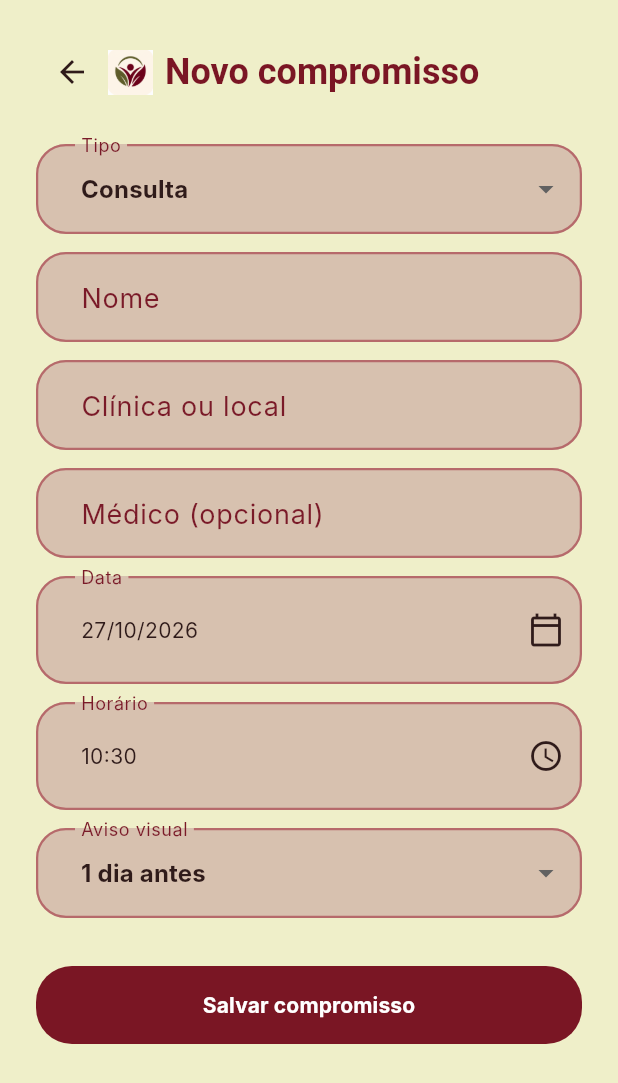
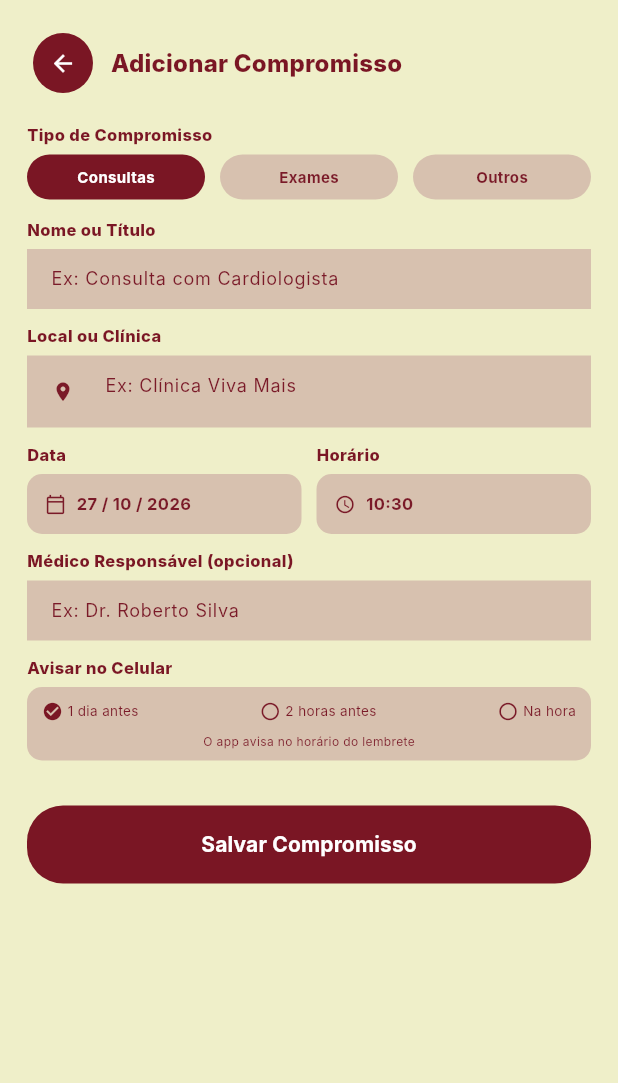
Before and after one commit to vinicius-pascoal/kuideapp, a Flutter app: the AddAppointmentScreen screen opened by its route, on a phone screen of 412 x 824 dp. Shown: the top 1083 px of the screen. Run offline on Flutter 3.47's test engine with Material 3 defaults, Android fonts, the phone set to English and light mode, and no system bars; our stand-ins replace flutter_riverpod, go_router; Roboto replaces fonts that are missing (Inter, Source Serif Pro).

Commit message:
add compromisso

```diff
--- a/lib/features/appointments/domain/appointment.dart
+++ b/lib/features/appointments/domain/appointment.dart
@@ -1,7 +1,11 @@
-enum AppointmentType { consultation, exam }
+enum AppointmentType { consultation, exam, other }
 
 extension AppointmentTypeLabel on AppointmentType {
-  String get label => this == AppointmentType.consultation ? 'Consulta' : 'Exame';
+  String get label => switch (this) {
+    AppointmentType.consultation => 'Consulta',
+    AppointmentType.exam => 'Exame',
+    AppointmentType.other => 'Outro',
+  };
 }
 
 class Appointment {
--- a/lib/features/appointments/presentation/add_appointment_screen.dart
+++ b/lib/features/appointments/presentation/add_appointment_screen.dart
@@ -1,26 +1,150 @@
 import 'package:flutter/material.dart';
 import 'package:flutter_riverpod/flutter_riverpod.dart';
 import 'package:go_router/go_router.dart';
+
+import '../../../app/theme/app_colors.dart';
 import '../../../app/theme/app_spacing.dart';
 import '../../../shared/widgets/app_buttons.dart';
-import '../../../shared/widgets/app_fields.dart';
-import '../../../shared/widgets/app_header.dart';
 import '../domain/appointment.dart';
 import 'appointment_provider.dart';
 
-class AddAppointmentScreen extends ConsumerStatefulWidget { const AddAppointmentScreen({super.key}); @override ConsumerState<AddAppointmentScreen> createState() => _AddAppointmentScreenState(); }
+class AddAppointmentScreen extends ConsumerStatefulWidget {
+  const AddAppointmentScreen({super.key});
+  @override
+  ConsumerState<AddAppointmentScreen> createState() => _AddAppointmentScreenState();
+}
+
 class _AddAppointmentScreenState extends ConsumerState<AddAppointmentScreen> {
-  final _formKey = GlobalKey<FormState>(); final _title = TextEditingController(); final _clinic = TextEditingController(); final _doctor = TextEditingController(); var _type = AppointmentType.consultation; var _date = DateTime.now(); var _time = TimeOfDay.now(); var _reminder = '1 dia antes';
-  @override void dispose() { _title.dispose(); _clinic.dispose(); _doctor.dispose(); super.dispose(); }
-  Future<void> _save() async { if (!_formKey.currentState!.validate()) return; ref.read(appointmentsProvider.notifier).add(Appointment(id: DateTime.now().microsecondsSinceEpoch.toString(), type: _type, title: _title.text.trim(), clinic: _clinic.text.trim(), doctor: _doctor.text.trim().isEmpty ? null : _doctor.text.trim(), reminder: _reminder, dateTime: DateTime(_date.year, _date.month, _date.day, _time.hour, _time.minute))); context.pop(); }
-  @override Widget build(BuildContext context) => Scaffold(body: SafeArea(child: Form(key: _formKey, child: ListView(padding: const EdgeInsets.all(AppSpacing.lg), children: [
-    AppHeader(title: 'Novo compromisso', onBack: () => context.pop()), const SizedBox(height: AppSpacing.lg),
-    AppDropdown<AppointmentType>(label: 'Tipo', value: _type, onChanged: (value) => setState(() => _type = value ?? _type), items: AppointmentType.values.map((type) => DropdownMenuItem(value: type, child: Text(type.label))).toList()), const SizedBox(height: AppSpacing.sm),
-    AppTextField(label: 'Nome', controller: _title, validator: _required('Informe o compromisso.')), const SizedBox(height: AppSpacing.sm), AppTextField(label: 'Clínica ou local', controller: _clinic, validator: _required('Informe o local.')), const SizedBox(height: AppSpacing.sm), AppTextField(label: 'Médico (opcional)', controller: _doctor), const SizedBox(height: AppSpacing.sm),
-    AppDateField(label: 'Data', value: '${_date.day.toString().padLeft(2, '0')}/${_date.month.toString().padLeft(2, '0')}/${_date.year}', onTap: _pickDate), const SizedBox(height: AppSpacing.sm), AppTimeField(label: 'Horário', value: _time.format(context), onTap: _pickTime), const SizedBox(height: AppSpacing.sm),
-    AppDropdown<String>(label: 'Aviso visual', value: _reminder, onChanged: (value) => setState(() => _reminder = value ?? _reminder), items: const [DropdownMenuItem(value: '1 dia antes', child: Text('1 dia antes')), DropdownMenuItem(value: '2 horas antes', child: Text('2 horas antes')), DropdownMenuItem(value: 'Sem aviso', child: Text('Sem aviso'))]), const SizedBox(height: AppSpacing.xl), PrimaryButton(label: 'Salvar compromisso', onPressed: _save),
-  ]))));
+  final _formKey = GlobalKey<FormState>();
+  final _title = TextEditingController();
+  final _clinic = TextEditingController();
+  final _doctor = TextEditingController();
+  var _type = AppointmentType.consultation;
+  var _date = DateTime.now();
+  var _time = TimeOfDay.now();
+  var _reminder = '1 dia antes';
+
+  @override
+  void dispose() { _title.dispose(); _clinic.dispose(); _doctor.dispose(); super.dispose(); }
+
+  Future<void> _save() async {
+    if (!_formKey.currentState!.validate()) return;
+    ref.read(appointmentsProvider.notifier).add(Appointment(
+      id: DateTime.now().microsecondsSinceEpoch.toString(), type: _type, title: _title.text.trim(), clinic: _clinic.text.trim(),
+      doctor: _doctor.text.trim().isEmpty ? null : _doctor.text.trim(), reminder: _reminder,
+      dateTime: DateTime(_date.year, _date.month, _date.day, _time.hour, _time.minute),
+    ));
+    context.pop();
+  }
+
+  @override
+  Widget build(BuildContext context) => Scaffold(
+    body: SafeArea(
+      child: Form(
+        key: _formKey,
+        child: ListView(
+          padding: const EdgeInsets.fromLTRB(18, 18, 18, AppSpacing.lg),
+          children: [
+            Row(children: [IconButton.filled(onPressed: () => context.pop(), style: IconButton.styleFrom(backgroundColor: AppColors.wine, foregroundColor: AppColors.white), icon: const Icon(Icons.arrow_back, size: 18)), const SizedBox(width: 8), Text('Adicionar Compromisso', style: Theme.of(context).textTheme.titleMedium?.copyWith(color: AppColors.wine, fontWeight: FontWeight.w800))]),
+            const SizedBox(height: 16),
+            const _AppointmentLabel('Tipo de Compromisso'),
+            Row(children: [
+              _TypeChip(label: 'Consultas', selected: _type == AppointmentType.consultation, onTap: () => setState(() => _type = AppointmentType.consultation)),
+              const SizedBox(width: 10),
+              _TypeChip(label: 'Exames', selected: _type == AppointmentType.exam, onTap: () => setState(() => _type = AppointmentType.exam)),
+              const SizedBox(width: 10),
+              _TypeChip(label: 'Outros', selected: _type == AppointmentType.other, onTap: () => setState(() => _type = AppointmentType.other)),
+            ]),
+            const SizedBox(height: 12),
+            const _AppointmentLabel('Nome ou Título'),
+            _AppointmentTextField(controller: _title, hint: 'Ex: Consulta com Cardiologista', validator: _required('Informe o compromisso.')),
+            const SizedBox(height: 10),
+            const _AppointmentLabel('Local ou Clínica'),
+            _AppointmentTextField(controller: _clinic, hint: 'Ex: Clínica Viva Mais', icon: Icons.location_on, validator: _required('Informe o local.')),
+            const SizedBox(height: 10),
+            Row(children: [
+              Expanded(child: Column(crossAxisAlignment: CrossAxisAlignment.start, children: [const _AppointmentLabel('Data'), _DateTimeBox(value: _dateText, icon: Icons.calendar_today_outlined, onTap: _pickDate)])),
+              const SizedBox(width: 10),
+              Expanded(child: Column(crossAxisAlignment: CrossAxisAlignment.start, children: [const _AppointmentLabel('Horário'), _DateTimeBox(value: _time.format(context), icon: Icons.access_time_outlined, onTap: _pickTime)])),
+            ]),
+            const SizedBox(height: 10),
+            const _AppointmentLabel('Médico Responsável (opcional)'),
+            _AppointmentTextField(controller: _doctor, hint: 'Ex: Dr. Roberto Silva'),
+            const SizedBox(height: 10),
+            const _AppointmentLabel('Avisar no Celular'),
+            _ReminderChoices(value: _reminder, onChanged: (value) => setState(() => _reminder = value)),
+            const SizedBox(height: 30),
+            PrimaryButton(label: 'Salvar Compromisso', onPressed: _save),
+          ],
+        ),
+      ),
+    ),
+  );
+
+  String get _dateText => '${_date.day.toString().padLeft(2, '0')} / ${_date.month.toString().padLeft(2, '0')} / ${_date.year}';
   String? Function(String?) _required(String message) => (value) => value == null || value.trim().isEmpty ? message : null;
-  Future<void> _pickDate() async { final value = await showDatePicker(context: context, firstDate: DateTime.now().subtract(const Duration(days: 1)), lastDate: DateTime.now().add(const Duration(days: 365)), initialDate: _date); if (value != null) setState(() => _date = value); }
-  Future<void> _pickTime() async { final value = await showTimePicker(context: context, initialTime: _time); if (value != null) setState(() => _time = value); }
+  Future<void> _pickDate() async { final value = await showDatePicker(context: context, firstDate: DateTime.now().subtract(const Duration(days: 1)), lastDate: DateTime.now().add(const Duration(days: 365)), initialDate: _date); if (value != null && mounted) setState(() => _date = value); }
+  Future<void> _pickTime() async { final value = await showTimePicker(context: context, initialTime: _time); if (value != null && mounted) setState(() => _time = value); }
 }
+
+class _AppointmentLabel extends StatelessWidget { const _AppointmentLabel(this.text); final String text; @override Widget build(BuildContext context) => Padding(padding: const EdgeInsets.only(bottom: 5), child: Text(text, style: const TextStyle(color: AppColors.wine, fontSize: 11, fontWeight: FontWeight.w800))); }
+
+class _TypeChip extends StatelessWidget {
+  const _TypeChip({required this.label, required this.selected, required this.onTap}); final String label; final bool selected; final VoidCallback onTap;
+  @override
+  Widget build(BuildContext context) => Expanded(
+    child: Material(
+      color: selected ? AppColors.wine : AppColors.formField,
+      borderRadius: BorderRadius.circular(18),
+      child: InkWell(
+        onTap: onTap,
+        borderRadius: BorderRadius.circular(18),
+        child: SizedBox(
+          height: 30,
+          child: Center(
+            child: Text(
+              label,
+              style: TextStyle(fontSize: 10, fontWeight: FontWeight.w700, color: selected ? AppColors.white : AppColors.wineText),
+            ),
+          ),
+        ),
+      ),
+    ),
+  );
+}
+
+class _AppointmentTextField extends StatelessWidget {
+  const _AppointmentTextField({required this.controller, this.hint, this.icon, this.validator}); final TextEditingController controller; final String? hint; final IconData? icon; final String? Function(String?)? validator;
+  @override Widget build(BuildContext context) => TextFormField(controller: controller, validator: validator, style: const TextStyle(fontSize: 12, color: AppColors.wineText), decoration: InputDecoration(hintText: hint, hintStyle: const TextStyle(fontSize: 12, color: AppColors.wineText), prefixIcon: icon == null ? null : Icon(icon, size: 15, color: AppColors.wineText), contentPadding: const EdgeInsets.symmetric(horizontal: 12, vertical: 11), isDense: true, border: InputBorder.none, enabledBorder: InputBorder.none, focusedBorder: InputBorder.none));
+}
+
+class _DateTimeBox extends StatelessWidget {
+  const _DateTimeBox({required this.value, required this.icon, required this.onTap}); final String value; final IconData icon; final VoidCallback onTap;
+  @override
+  Widget build(BuildContext context) => Material(
+    color: AppColors.formField,
+    borderRadius: BorderRadius.circular(10),
+    child: InkWell(
+      onTap: onTap,
+      borderRadius: BorderRadius.circular(10),
+      child: SizedBox(
+        height: 40,
+        child: Padding(
+          padding: const EdgeInsets.symmetric(horizontal: 12),
+          child: Row(
+            children: [
+              Icon(icon, size: 14, color: AppColors.wineText),
+              const SizedBox(width: 7),
+              Expanded(child: Text(value, style: const TextStyle(fontSize: 11, color: AppColors.wineText, fontWeight: FontWeight.w700))),
+            ],
+          ),
+        ),
+      ),
+    ),
+  );
+}
+
+class _ReminderChoices extends StatelessWidget {
+  const _ReminderChoices({required this.value, required this.onChanged}); final String value; final ValueChanged<String> onChanged;
+  @override Widget build(BuildContext context) => Container(padding: const EdgeInsets.fromLTRB(10, 9, 10, 8), decoration: BoxDecoration(color: AppColors.formField, borderRadius: BorderRadius.circular(10)), child: Column(children: [Row(mainAxisAlignment: MainAxisAlignment.spaceBetween, children: ['1 dia antes', '2 horas antes', 'Na hora'].map((label) => InkWell(onTap: () => onChanged(label), child: Row(mainAxisSize: MainAxisSize.min, children: [Icon(value == label ? Icons.check_circle : Icons.radio_button_unchecked, size: 14, color: value == label ? AppColors.wine : AppColors.wineText), const SizedBox(width: 3), Text(label, style: const TextStyle(color: AppColors.wineText, fontSize: 9))]))).toList()), const SizedBox(height: 7), const Text('O app avisa no horário do lembrete', style: TextStyle(color: AppColors.wineText, fontSize: 8))]));
+}
```
